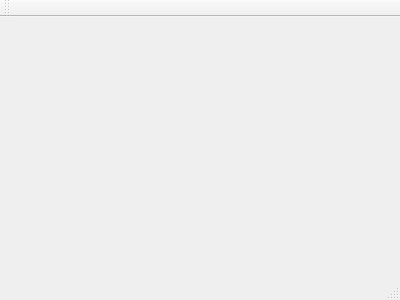
Before: the Qt Designer form mainwindow.ui in VConstans/IHMEcluse, drawn with Qt 5.
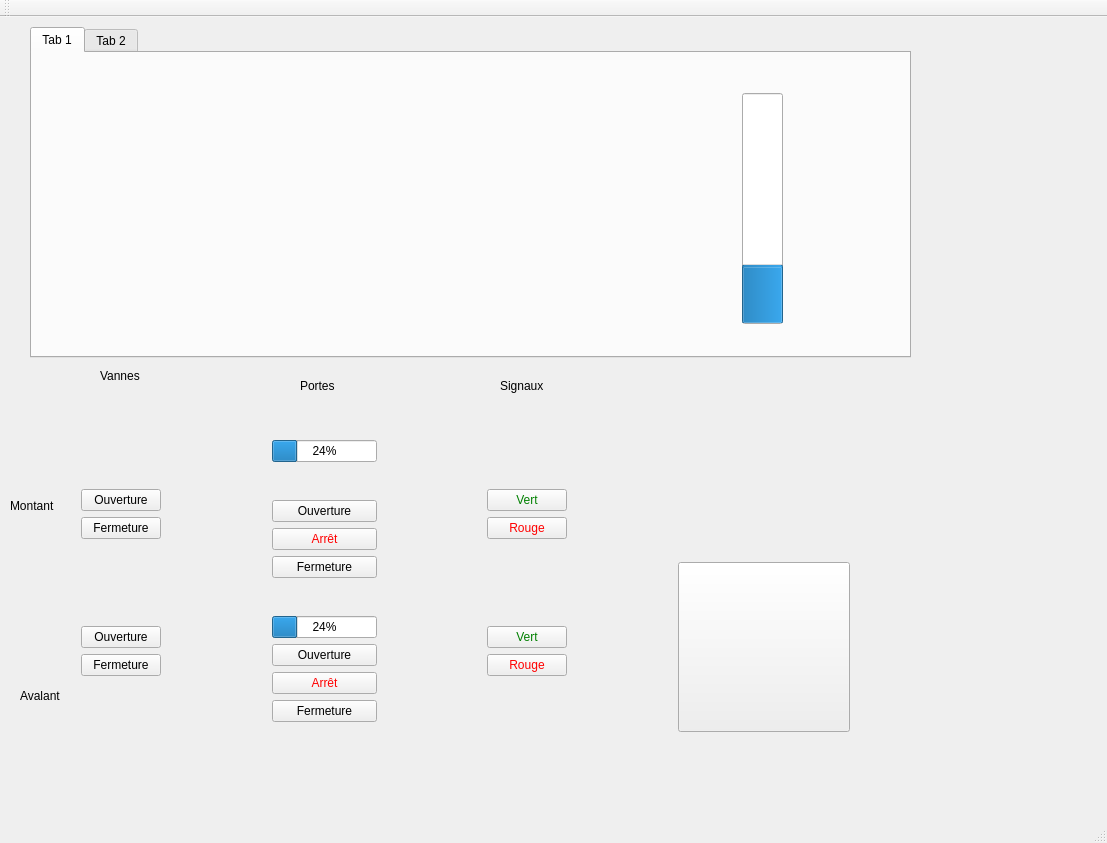
After: the same form once the commit is applied. The open tabs and pages were chosen to show the change. Icons and pictures are not drawn.

What changed in the file:
```diff
--- a/mainwindow.ui
+++ b/mainwindow.ui
@@ -1,24 +1,694 @@
 <ui version="4.0">
  <class>MainWindow</class>
- <widget class="QMainWindow" name="MainWindow" >
-  <property name="geometry" >
+ <widget class="QMainWindow" name="MainWindow">
+  <property name="geometry">
    <rect>
     <x>0</x>
     <y>0</y>
-    <width>400</width>
-    <height>300</height>
+    <width>1107</width>
+    <height>843</height>
    </rect>
   </property>
   <property name="windowTitle" >
    <string>MainWindow</string>
   </property>
-  <widget class="QMenuBar" name="menuBar" />
-  <widget class="QToolBar" name="mainToolBar" />
-  <widget class="QWidget" name="centralWidget" />
-  <widget class="QStatusBar" name="statusBar" />
+  <widget class="QWidget" name="centralWidget">
+   <widget class="QStackedWidget" name="stackedWidget">
+    <property name="geometry">
+     <rect>
+      <x>0</x>
+      <y>0</y>
+      <width>1091</width>
+      <height>771</height>
+     </rect>
+    </property>
+    <property name="currentIndex">
+     <number>0</number>
+    </property>
+    <widget class="QWidget" name="page">
+     <widget class="QWidget" name="horizontalLayoutWidget">
+      <property name="geometry">
+       <rect>
+        <x>30</x>
+        <y>210</y>
+        <width>581</width>
+        <height>261</height>
+       </rect>
+      </property>
+      <layout class="QHBoxLayout" name="horizontalLayout_3">
+       <item>
+        <layout class="QVBoxLayout" name="verticalLayout_2">
+         <item>
+          <widget class="QPushButton" name="buttonMontant">
+           <property name="minimumSize">
+            <size>
+             <width>77</width>
+             <height>50</height>
+            </size>
+           </property>
+           <property name="styleSheet">
+            <string notr="true">#buttonMontant{
+border-image: url(/home/victor/cours/IHM/IHMEcluse/images/haut.png);
+}</string>
+           </property>
+           <property name="text">
+            <string/>
+           </property>
+          </widget>
+         </item>
+         <item>
+          <widget class="QPushButton" name="buttonAvalant">
+           <property name="minimumSize">
+            <size>
+             <width>89</width>
+             <height>74</height>
+            </size>
+           </property>
+           <property name="styleSheet">
+            <string notr="true">#buttonAvalant{
+border-image: url(/home/victor/cours/IHM/IHMEcluse/images/bas.png);
+}</string>
+           </property>
+           <property name="text">
+            <string/>
+           </property>
+          </widget>
+         </item>
+        </layout>
+       </item>
+       <item>
+        <spacer name="horizontalSpacer_2">
+         <property name="orientation">
+          <enum>Qt::Horizontal</enum>
+         </property>
+         <property name="sizeHint" stdset="0">
+          <size>
+           <width>40</width>
+           <height>20</height>
+          </size>
+         </property>
+        </spacer>
+       </item>
+       <item>
+        <layout class="QHBoxLayout" name="horizontalLayout_4">
+         <item>
+          <widget class="QPushButton" name="buttonEnter">
+           <property name="text">
+            <string>Entrer</string>
+           </property>
+          </widget>
+         </item>
+         <item>
+          <widget class="QPushButton" name="buttonExit">
+           <property name="text">
+            <string>Sortir</string>
+           </property>
+          </widget>
+         </item>
+        </layout>
+       </item>
+       <item>
+        <spacer name="horizontalSpacer">
+         <property name="orientation">
+          <enum>Qt::Horizontal</enum>
+         </property>
+         <property name="sizeHint" stdset="0">
+          <size>
+           <width>40</width>
+           <height>20</height>
+          </size>
+         </property>
+        </spacer>
+       </item>
+       <item>
+        <layout class="QGridLayout" name="gridLayout_5">
+         <item row="0" column="0">
+          <widget class="QPushButton" name="buttonStopAuto">
+           <property name="minimumSize">
+            <size>
+             <width>172</width>
+             <height>170</height>
+            </size>
+           </property>
+           <property name="styleSheet">
+            <string notr="true">#buttonStopAuto{
+border-image: url(/home/victor/cours/IHM/IHMEcluse/images/urgence_relache.png);
+}
+
+
+#buttonStopAuto:pressed{
+border-image: url(/home/victor/cours/IHM/IHMEcluse/images/arret_urgence.png);
+}</string>
+           </property>
+           <property name="text">
+            <string/>
+           </property>
+          </widget>
+         </item>
+        </layout>
+       </item>
+      </layout>
+     </widget>
+     <widget class="QGraphicsView" name="display">
+      <property name="geometry">
+       <rect>
+        <x>30</x>
+        <y>20</y>
+        <width>581</width>
+        <height>171</height>
+       </rect>
+      </property>
+     </widget>
+    </widget>
+    <widget class="QWidget" name="page_2">
+     <widget class="QLabel" name="label_2">
+      <property name="geometry">
+       <rect>
+        <x>300</x>
+        <y>360</y>
+        <width>67</width>
+        <height>17</height>
+       </rect>
+      </property>
+      <property name="text">
+       <string>Portes</string>
+      </property>
+     </widget>
+     <widget class="QLabel" name="label_3">
+      <property name="geometry">
+       <rect>
+        <x>500</x>
+        <y>360</y>
+        <width>67</width>
+        <height>17</height>
+       </rect>
+      </property>
+      <property name="text">
+       <string>Signaux</string>
+      </property>
+     </widget>
+     <widget class="QTabWidget" name="tabWidget">
+      <property name="geometry">
+       <rect>
+        <x>30</x>
+        <y>10</y>
+        <width>881</width>
+        <height>331</height>
+       </rect>
+      </property>
+      <property name="currentIndex">
+       <number>0</number>
+      </property>
+      <widget class="QWidget" name="tab">
+       <attribute name="title">
+        <string>Tab 1</string>
+       </attribute>
+       <widget class="QLabel" name="ecluse">
+        <property name="geometry">
+         <rect>
+          <x>70</x>
+          <y>40</y>
+          <width>521</width>
+          <height>231</height>
+         </rect>
+        </property>
+        <property name="minimumSize">
+         <size>
+          <width>500</width>
+          <height>200</height>
+         </size>
+        </property>
+        <property name="styleSheet">
+         <string notr="true">#ecluse{
+border-image: url(/home/victor/cours/IHM/IHM_Ecluse/ecluse_ferme.png)
+}</string>
+        </property>
+        <property name="text">
+         <string/>
+        </property>
+       </widget>
+       <widget class="QLabel" name="vanne_montant">
+        <property name="geometry">
+         <rect>
+          <x>180</x>
+          <y>10</y>
+          <width>21</width>
+          <height>21</height>
+         </rect>
+        </property>
+        <property name="styleSheet">
+         <string notr="true">#vanne_montant{
+border-image: url(/home/victor/cours/IHM/IHM_Ecluse/voyant_allume.png)
+}</string>
+        </property>
+        <property name="text">
+         <string/>
+        </property>
+       </widget>
+       <widget class="QLabel" name="vanne_avalant">
+        <property name="geometry">
+         <rect>
+          <x>460</x>
+          <y>10</y>
+          <width>21</width>
+          <height>21</height>
+         </rect>
+        </property>
+        <property name="styleSheet">
+         <string notr="true">#vanne_avalant{
+border-image: url(/home/victor/cours/IHM/IHM_Ecluse/voyant_allume.png)
+}</string>
+        </property>
+        <property name="text">
+         <string/>
+        </property>
+       </widget>
+       <widget class="QLabel" name="signal_montant">
+        <property name="geometry">
+         <rect>
+          <x>80</x>
+          <y>250</y>
+          <width>21</width>
+          <height>21</height>
+         </rect>
+        </property>
+        <property name="styleSheet">
+         <string notr="true">#signal_montant{
+border-image: url(/home/victor/cours/IHM/IHM_Ecluse/voyant_allume.png)
+}</string>
+        </property>
+        <property name="text">
+         <string/>
+        </property>
+       </widget>
+       <widget class="QLabel" name="signal_avalant">
+        <property name="geometry">
+         <rect>
+          <x>560</x>
+          <y>250</y>
+          <width>21</width>
+          <height>21</height>
+         </rect>
+        </property>
+        <property name="styleSheet">
+         <string notr="true">#signal_avalant{
+border-image: url(/home/victor/cours/IHM/IHM_Ecluse/voyant_allume.png)
+}</string>
+        </property>
+        <property name="text">
+         <string/>
+        </property>
+       </widget>
+       <widget class="QProgressBar" name="progressBar">
+        <property name="geometry">
+         <rect>
+          <x>710</x>
+          <y>40</y>
+          <width>41</width>
+          <height>231</height>
+         </rect>
+        </property>
+        <property name="layoutDirection">
+         <enum>Qt::LeftToRight</enum>
+        </property>
+        <property name="value">
+         <number>24</number>
+        </property>
+        <property name="textVisible">
+         <bool>false</bool>
+        </property>
+        <property name="orientation">
+         <enum>Qt::Vertical</enum>
+        </property>
+        <property name="textDirection">
+         <enum>QProgressBar::TopToBottom</enum>
+        </property>
+       </widget>
+      </widget>
+      <widget class="QWidget" name="tab_2">
+       <attribute name="title">
+        <string>Tab 2</string>
+       </attribute>
+      </widget>
+     </widget>
+     <widget class="QLabel" name="label">
+      <property name="geometry">
+       <rect>
+        <x>100</x>
+        <y>350</y>
+        <width>67</width>
+        <height>17</height>
+       </rect>
+      </property>
+      <property name="text">
+       <string>Vannes</string>
+      </property>
+     </widget>
+     <widget class="QLabel" name="label_4">
+      <property name="geometry">
+       <rect>
+        <x>10</x>
+        <y>480</y>
+        <width>67</width>
+        <height>17</height>
+       </rect>
+      </property>
+      <property name="text">
+       <string>Montant</string>
+      </property>
+     </widget>
+     <widget class="QWidget" name="horizontalLayoutWidget_2">
+      <property name="geometry">
+       <rect>
+        <x>70</x>
+        <y>380</y>
+        <width>791</width>
+        <height>371</height>
+       </rect>
+      </property>
+      <layout class="QHBoxLayout" name="horizontalLayout">
+       <item>
+        <layout class="QVBoxLayout" name="vannes">
+         <item>
+          <layout class="QVBoxLayout" name="vanneMontant">
+           <item>
+            <widget class="QPushButton" name="vanneMontantOuv">
+             <property name="styleSheet">
+              <string notr="true">#vanneMontantOuv{background-image: url(:/fleche.png)}</string>
+             </property>
+             <property name="text">
+              <string>Ouverture</string>
+             </property>
+            </widget>
+           </item>
+           <item>
+            <widget class="QPushButton" name="vanneMontantFerm">
+             <property name="text">
+              <string>Fermeture</string>
+             </property>
+            </widget>
+           </item>
+          </layout>
+         </item>
+         <item>
+          <layout class="QVBoxLayout" name="vanneAvalant">
+           <item>
+            <widget class="QPushButton" name="vanneAvalantOuv">
+             <property name="text">
+              <string>Ouverture</string>
+             </property>
+            </widget>
+           </item>
+           <item>
+            <widget class="QPushButton" name="vanneAvalantFerm">
+             <property name="text">
+              <string>Fermeture</string>
+             </property>
+            </widget>
+           </item>
+          </layout>
+         </item>
+        </layout>
+       </item>
+       <item>
+        <spacer name="horizontalSpacer_3">
+         <property name="orientation">
+          <enum>Qt::Horizontal</enum>
+         </property>
+         <property name="sizeHint" stdset="0">
+          <size>
+           <width>40</width>
+           <height>20</height>
+          </size>
+         </property>
+        </spacer>
+       </item>
+       <item>
+        <layout class="QVBoxLayout" name="portes">
+         <item>
+          <widget class="QProgressBar" name="progressPorteMontant">
+           <property name="value">
+            <number>24</number>
+           </property>
+          </widget>
+         </item>
+         <item>
+          <layout class="QVBoxLayout" name="porteMontant">
+           <item>
+            <widget class="QPushButton" name="porteMontantOuv">
+             <property name="styleSheet">
+              <string notr="true"/>
+             </property>
+             <property name="text">
+              <string>Ouverture</string>
+             </property>
+            </widget>
+           </item>
+           <item>
+            <widget class="QPushButton" name="porteMontantArret">
+             <property name="minimumSize">
+              <size>
+               <width>0</width>
+               <height>0</height>
+              </size>
+             </property>
+             <property name="styleSheet">
+              <string notr="true">#porteMontantArret{
+color: red
+}</string>
+             </property>
+             <property name="text">
+              <string>Arrêt</string>
+             </property>
+            </widget>
+           </item>
+           <item>
+            <widget class="QPushButton" name="porteMontantFerm">
+             <property name="styleSheet">
+              <string notr="true"/>
+             </property>
+             <property name="text">
+              <string>Fermeture</string>
+             </property>
+            </widget>
+           </item>
+          </layout>
+         </item>
+         <item>
+          <layout class="QVBoxLayout" name="porteAvalant_">
+           <item>
+            <widget class="QProgressBar" name="progressBar_2">
+             <property name="value">
+              <number>24</number>
+             </property>
+            </widget>
+           </item>
+           <item>
+            <widget class="QPushButton" name="porteAvalantOuv">
+             <property name="styleSheet">
+              <string notr="true"/>
+             </property>
+             <property name="text">
+              <string>Ouverture</string>
+             </property>
+            </widget>
+           </item>
+           <item>
+            <widget class="QPushButton" name="porteAvalantArret">
+             <property name="styleSheet">
+              <string notr="true">#porteAvalantArret{
+color: red
+}</string>
+             </property>
+             <property name="text">
+              <string>Arrêt</string>
+             </property>
+            </widget>
+           </item>
+           <item>
+            <widget class="QPushButton" name="porteAvalantFerm">
+             <property name="styleSheet">
+              <string notr="true"/>
+             </property>
+             <property name="text">
+              <string>Fermeture</string>
+             </property>
+            </widget>
+           </item>
+          </layout>
+         </item>
+        </layout>
+       </item>
+       <item>
+        <spacer name="horizontalSpacer_4">
+         <property name="orientation">
+          <enum>Qt::Horizontal</enum>
+         </property>
+         <property name="sizeHint" stdset="0">
+          <size>
+           <width>40</width>
+           <height>20</height>
+          </size>
+         </property>
+        </spacer>
+       </item>
+       <item>
+        <layout class="QVBoxLayout" name="signaux">
+         <item>
+          <layout class="QVBoxLayout" name="signauxMontant">
+           <item>
+            <widget class="QPushButton" name="pushButton_3">
+             <property name="styleSheet">
+              <string notr="true">#pushButton_3{color: green}</string>
+             </property>
+             <property name="text">
+              <string>Vert</string>
+             </property>
+            </widget>
+           </item>
+           <item>
+            <widget class="QPushButton" name="pushButton_4">
+             <property name="styleSheet">
+              <string notr="true">#pushButton_4{color: red}</string>
+             </property>
+             <property name="text">
+              <string>Rouge</string>
+             </property>
+            </widget>
+           </item>
+          </layout>
+         </item>
+         <item>
+          <layout class="QVBoxLayout" name="signauxAvalant">
+           <item>
+            <widget class="QPushButton" name="pushButton_2">
+             <property name="styleSheet">
+              <string notr="true">#pushButton_2{color: green}</string>
+             </property>
+             <property name="text">
+              <string>Vert</string>
+             </property>
+            </widget>
+           </item>
+           <item>
+            <widget class="QPushButton" name="pushButton">
+             <property name="styleSheet">
+              <string notr="true">#pushButton{color: red}</string>
+             </property>
+             <property name="text">
+              <string>Rouge</string>
+             </property>
+            </widget>
+           </item>
+          </layout>
+         </item>
+        </layout>
+       </item>
+       <item>
+        <spacer name="horizontalSpacer_5">
+         <property name="orientation">
+          <enum>Qt::Horizontal</enum>
+         </property>
+         <property name="sizeHint" stdset="0">
+          <size>
+           <width>40</width>
+           <height>20</height>
+          </size>
+         </property>
+        </spacer>
+       </item>
+       <item>
+        <layout class="QVBoxLayout" name="verticalLayout_11">
+         <item>
+          <widget class="QLabel" name="alarme">
+           <property name="maximumSize">
+            <size>
+             <width>100</width>
+             <height>100</height>
+            </size>
+           </property>
+           <property name="styleSheet">
+            <string notr="true">#alarme{
+border-image: url(/home/victor/cours/IHM/IHMEcluse/images/voyant_eteind.png)
+}</string>
+           </property>
+           <property name="text">
+            <string/>
+           </property>
+          </widget>
+         </item>
+         <item>
+          <widget class="QPushButton" name="buttonStopMan">
+           <property name="minimumSize">
+            <size>
+             <width>172</width>
+             <height>170</height>
+            </size>
+           </property>
+           <property name="styleSheet">
+            <string notr="true">#buttonStopMan{
+border-image: url(/home/victor/cours/IHM/IHMEcluse/images/urgence_relache.png);
+}
+
+
+#buttonStopMan:pressed{
+border-image: url(/home/victor/cours/IHM/IHMEcluse/images/arret_urgence.png);
+}</string>
+           </property>
+           <property name="text">
+            <string/>
+           </property>
+          </widget>
+         </item>
+        </layout>
+       </item>
+      </layout>
+     </widget>
+     <widget class="QLabel" name="label_5">
+      <property name="geometry">
+       <rect>
+        <x>20</x>
+        <y>670</y>
+        <width>67</width>
+        <height>17</height>
+       </rect>
+      </property>
+      <property name="text">
+       <string>Avalant</string>
+      </property>
+     </widget>
+     <zorder>label_2</zorder>
+     <zorder>label_3</zorder>
+     <zorder>tabWidget</zorder>
+     <zorder>label</zorder>
+     <zorder>label_4</zorder>
+     <zorder>horizontalLayoutWidget_2</zorder>
+     <zorder>label_5</zorder>
+     <zorder>buttonStopMan</zorder>
+    </widget>
+   </widget>
+  </widget>
+  <widget class="QMenuBar" name="menuBar">
+   <property name="geometry">
+    <rect>
+     <x>0</x>
+     <y>0</y>
+     <width>1107</width>
+     <height>25</height>
+    </rect>
+   </property>
+  </widget>
+  <widget class="QToolBar" name="mainToolBar">
+   <attribute name="toolBarArea">
+    <enum>TopToolBarArea</enum>
+   </attribute>
+   <attribute name="toolBarBreak">
+    <bool>false</bool>
+   </attribute>
+  </widget>
+  <widget class="QStatusBar" name="statusBar"/>
  </widget>
- <layoutDefault spacing="6" margin="11" />
- <pixmapfunction></pixmapfunction>
+ <layoutdefault spacing="6" margin="11"/>
  <resources/>
  <connections/>
 </ui>
```
Left out of the diff: 3 changed lines with no effect on the pictures.
